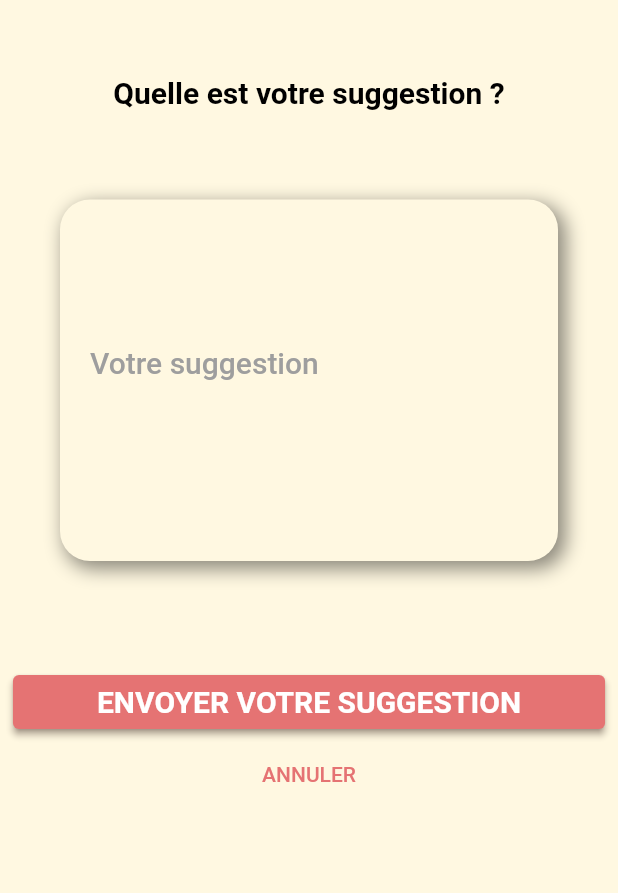
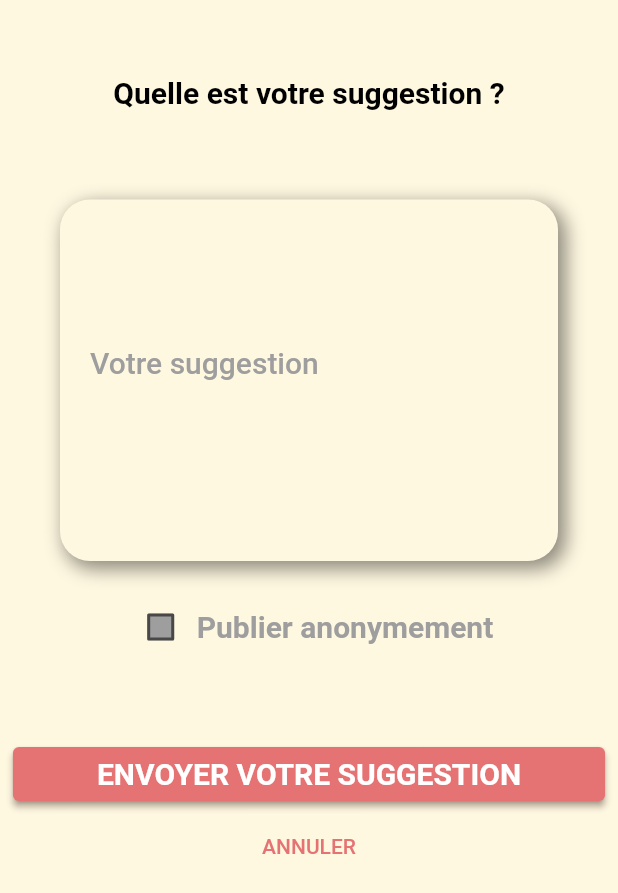
Before and after one commit to Ockham-Byron/book_club, a Flutter app: the AddSuggestion screen opened directly with empty values, on a phone screen of 412 x 824 dp. Shown: the top 893 px of the screen. Run offline on Flutter 3.47's test engine with Material 2 defaults, Android fonts, the phone set to English and light mode, and no system bars; our stand-ins replace badges, circular_profile_avatar, cloud_firestore, firebase_auth, firebase_core, flutter_datetime_picker and 2 more; missing offline and left inert: favorite_button, mailto, webviewx; accounts and stored records are empty; network calls fail.

```diff
--- a/lib/screens/suggestions/add_suggestion.dart
+++ b/lib/screens/suggestions/add_suggestion.dart
@@ -1,9 +1,7 @@
-import 'package:book_club/models/group_model.dart';
-import 'package:book_club/models/suggestion_model.dart';
 import 'package:book_club/models/user_model.dart';
 import 'package:book_club/services/db_future.dart';
 import 'package:book_club/shared/containers/shadow_container.dart';
-import 'package:favorite_button/favorite_button.dart';
+
 import 'package:flutter/material.dart';
 
 class AddSuggestion extends StatefulWidget {
@@ -19,10 +17,19 @@ class AddSuggestion extends StatefulWidget {
 }
 
 class _AddSuggestionState extends State<AddSuggestion> {
-  final reviewKey = GlobalKey<ScaffoldState>();
-  int _dropdownValue = 1;
-  bool favorite = false;
+  bool isChecked = false;
 
+  Color getColor(Set<MaterialState> states) {
+    const Set<MaterialState> interactiveStates = <MaterialState>{
+      MaterialState.pressed,
+      MaterialState.hovered,
+      MaterialState.focused,
+    };
+    if (states.any(interactiveStates.contains)) {
+      return Theme.of(context).focusColor;
+    }
+    return Theme.of(context).primaryColor;
+  }
   //controllers
 
   final TextEditingController _suggestionInput = TextEditingController();
@@ -33,7 +40,6 @@ class _AddSuggestionState extends State<AddSuggestion> {
   @override
   Widget build(BuildContext context) {
     return Scaffold(
-      key: reviewKey,
       body: Column(
         children: [
           const SizedBox(
@@ -71,13 +77,32 @@ class _AddSuggestionState extends State<AddSuggestion> {
               ),
             ),
           ),
+          Row(
+            mainAxisAlignment: MainAxisAlignment.center,
+            children: [
+              Checkbox(
+                checkColor: Colors.white,
+                fillColor: MaterialStateProperty.resolveWith(getColor),
+                value: isChecked,
+                onChanged: (bool? value) {
+                  setState(() {
+                    isChecked = value!;
+                  });
+                },
+              ),
+              Text(
+                "Publier anonymement",
+                style: TextStyle(color: Theme.of(context).primaryColor),
+              ),
+            ],
+          ),
           const SizedBox(
             height: 50,
           ),
           ElevatedButton(
             onPressed: () {
-              DBFuture().addSuggestion(
-                  widget.currentUser.uid!, 0, _suggestionInput.text, false);
+              DBFuture().addSuggestion(widget.currentUser.uid!, 0,
+                  _suggestionInput.text, false, isChecked);
               Navigator.of(context).pop();
             },
             child: Padding(
--- a/lib/services/db_stream.dart
+++ b/lib/services/db_stream.dart
@@ -221,7 +221,8 @@ class DBStream {
         userId: snapshot.get("userId"),
         suggestion: snapshot.get("suggestion"),
         votes: snapshot.get("votes"),
-        isWorkedByDev: snapshot.get("isWorkedByDev"));
+        isWorkedByDev: snapshot.get("isWorkedByDev"),
+        isAnonymous: snapshot.get("isAnonymous"));
   }
 
   // get suggestiondoc stream
@@ -243,7 +244,8 @@ class DBStream {
           userId: doc.data()["userId"],
           suggestion: doc.data()["suggestion"],
           votes: doc.data()["votes"],
-          isWorkedByDev: doc.data()["isWorkedByDev"]);
+          isWorkedByDev: doc.data()["isWorkedByDev"],
+          isAnonymous: doc.data()["isAnonymous"]);
     }).toList();
   }
 
```
Also changed, not shown: lib/models/suggestion_model.dart (+7 -1 lines), lib/screens/suggestions/suggestion_card.dart (+90 -1 lines), lib/screens/suggestions/suggestions.dart (+28 -6 lines), lib/services/db_future.dart (+35 -2 lines).
